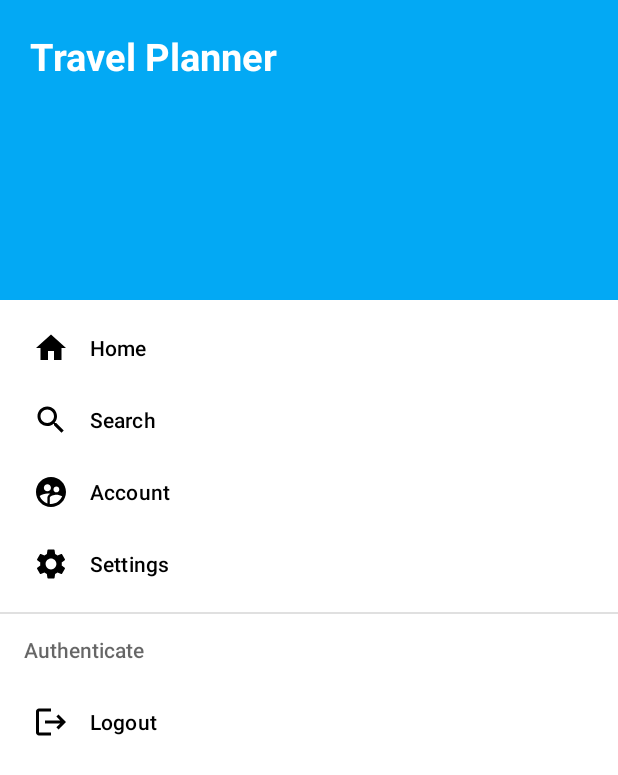
After one commit to adamregan53/TravelPlanner, an Android app: the layout navigation_view.xml on its own in the app's theme, with its tools: preview values and no code run, on a phone screen of 412 x 824 dp. The commit adds this screen. Shown: the top 775 px of the screen. Run offline under Robolectric (Android 15) with nearby library versions, the phone set to English and light mode, and no system bars.

Commit message:
Basic Toggle Drawer Menu

```diff
--- /dev/null
+++ b/app/src/main/java/com/example/travelplanner/ApplicationComponents.java
@@ -0,0 +1,5 @@
+package com.example.travelplanner;
+
+public class ApplicationComponents {
+
+}
--- a/app/src/main/java/com/example/travelplanner/PlaceActivity.kt
+++ b/app/src/main/java/com/example/travelplanner/PlaceActivity.kt
@@ -41,7 +41,7 @@ class PlaceActivity : AppCompatActivity() {
     private lateinit var placeTypesArray: ArrayList<String>
     private lateinit var placeAddress: String
     private lateinit var placeDetail: PlaceDetails
-    lateinit var placeDetailsArray: ArrayList<PlaceDetails>
+    private lateinit var placeDetailsArray: ArrayList<PlaceDetails>
 
     @SuppressLint("SuspiciousIndentation")
     override fun onCreate(savedInstanceState: Bundle?) {
--- /dev/null
+++ b/app/src/main/res/drawable/ic_baseline_home_24.xml
@@ -0,0 +1,5 @@
+<vector android:height="24dp" android:tint="#000000"
+    android:viewportHeight="24" android:viewportWidth="24"
+    android:width="24dp" xmlns:android="http://schemas.android.com/apk/res/android">
+    <path android:fillColor="@android:color/white" android:pathData="M10,20v-6h4v6h5v-8h3L12,3 2,12h3v8z"/>
+</vector>
--- /dev/null
+++ b/app/src/main/res/drawable/ic_baseline_logout_24.xml
@@ -0,0 +1,5 @@
+<vector android:autoMirrored="true" android:height="24dp"
+    android:tint="#000000" android:viewportHeight="24"
+    android:viewportWidth="24" android:width="24dp" xmlns:android="http://schemas.android.com/apk/res/android">
+    <path android:fillColor="@android:color/white" android:pathData="M17,7l-1.41,1.41L18.17,11H8v2h10.17l-2.58,2.58L17,17l5,-5zM4,5h8V3H4c-1.1,0 -2,0.9 -2,2v14c0,1.1 0.9,2 2,2h8v-2H4V5z"/>
+</vector>
--- /dev/null
+++ b/app/src/main/res/drawable/ic_baseline_search_24.xml
@@ -0,0 +1,5 @@
+<vector android:height="24dp" android:tint="#000000"
+    android:viewportHeight="24" android:viewportWidth="24"
+    android:width="24dp" xmlns:android="http://schemas.android.com/apk/res/android">
+    <path android:fillColor="@android:color/white" android:pathData="M15.5,14h-0.79l-0.28,-0.27C15.41,12.59 16,11.11 16,9.5 16,5.91 13.09,3 9.5,3S3,5.91 3,9.5 5.91,16 9.5,16c1.61,0 3.09,-0.59 4.23,-1.57l0.27,0.28v0.79l5,4.99L20.49,19l-4.99,-5zM9.5,14C7.01,14 5,11.99 5,9.5S7.01,5 9.5,5 14,7.01 14,9.5 11.99,14 9.5,14z"/>
+</vector>
--- /dev/null
+++ b/app/src/main/res/drawable/ic_baseline_settings_24.xml
@@ -0,0 +1,5 @@
+<vector android:height="24dp" android:tint="#000000"
+    android:viewportHeight="24" android:viewportWidth="24"
+    android:width="24dp" xmlns:android="http://schemas.android.com/apk/res/android">
+    <path android:fillColor="@android:color/white" android:pathData="M19.14,12.94c0.04,-0.3 0.06,-0.61 0.06,-0.94c0,-0.32 -0.02,-0.64 -0.07,-0.94l2.03,-1.58c0.18,-0.14 0.23,-0.41 0.12,-0.61l-1.92,-3.32c-0.12,-0.22 -0.37,-0.29 -0.59,-0.22l-2.39,0.96c-0.5,-0.38 -1.03,-0.7 -1.62,-0.94L14.4,2.81c-0.04,-0.24 -0.24,-0.41 -0.48,-0.41h-3.84c-0.24,0 -0.43,0.17 -0.47,0.41L9.25,5.35C8.66,5.59 8.12,5.92 7.63,6.29L5.24,5.33c-0.22,-0.08 -0.47,0 -0.59,0.22L2.74,8.87C2.62,9.08 2.66,9.34 2.86,9.48l2.03,1.58C4.84,11.36 4.8,11.69 4.8,12s0.02,0.64 0.07,0.94l-2.03,1.58c-0.18,0.14 -0.23,0.41 -0.12,0.61l1.92,3.32c0.12,0.22 0.37,0.29 0.59,0.22l2.39,-0.96c0.5,0.38 1.03,0.7 1.62,0.94l0.36,2.54c0.05,0.24 0.24,0.41 0.48,0.41h3.84c0.24,0 0.44,-0.17 0.47,-0.41l0.36,-2.54c0.59,-0.24 1.13,-0.56 1.62,-0.94l2.39,0.96c0.22,0.08 0.47,0 0.59,-0.22l1.92,-3.32c0.12,-0.22 0.07,-0.47 -0.12,-0.61L19.14,12.94zM12,15.6c-1.98,0 -3.6,-1.62 -3.6,-3.6s1.62,-3.6 3.6,-3.6s3.6,1.62 3.6,3.6S13.98,15.6 12,15.6z"/>
+</vector>
--- /dev/null
+++ b/app/src/main/res/drawable/ic_baseline_supervised_user_circle_24.xml
@@ -0,0 +1,5 @@
+<vector android:height="24dp" android:tint="#000000"
+    android:viewportHeight="24" android:viewportWidth="24"
+    android:width="24dp" xmlns:android="http://schemas.android.com/apk/res/android">
+    <path android:fillColor="@android:color/white" android:pathData="M11.99,2c-5.52,0 -10,4.48 -10,10s4.48,10 10,10 10,-4.48 10,-10 -4.48,-10 -10,-10zM15.6,8.34c1.07,0 1.93,0.86 1.93,1.93 0,1.07 -0.86,1.93 -1.93,1.93 -1.07,0 -1.93,-0.86 -1.93,-1.93 -0.01,-1.07 0.86,-1.93 1.93,-1.93zM9.6,6.76c1.3,0 2.36,1.06 2.36,2.36 0,1.3 -1.06,2.36 -2.36,2.36s-2.36,-1.06 -2.36,-2.36c0,-1.31 1.05,-2.36 2.36,-2.36zM9.6,15.89v3.75c-2.4,-0.75 -4.3,-2.6 -5.14,-4.96 1.05,-1.12 3.67,-1.69 5.14,-1.69 0.53,0 1.2,0.08 1.9,0.22 -1.64,0.87 -1.9,2.02 -1.9,2.68zM11.99,20c-0.27,0 -0.53,-0.01 -0.79,-0.04v-4.07c0,-1.42 2.94,-2.13 4.4,-2.13 1.07,0 2.92,0.39 3.84,1.15 -1.17,2.97 -4.06,5.09 -7.45,5.09z"/>
+</vector>
--- /dev/null
+++ b/app/src/main/res/layout/header_menu.xml
@@ -0,0 +1,33 @@
+<?xml version="1.0" encoding="utf-8"?>
+<LinearLayout xmlns:android="http://schemas.android.com/apk/res/android"
+    android:orientation="vertical"
+    android:layout_width="match_parent"
+    android:layout_height="200dp"
+    android:padding="20dp"
+    android:background="#03A9F4">
+
+    <TextView
+        android:layout_width="wrap_content"
+        android:layout_height="wrap_content"
+        android:text="Travel Planner"
+        android:textColor="@color/white"
+        android:textSize="25sp"
+        android:textStyle="bold" />
+
+    <TextView
+        android:layout_width="wrap_content"
+        android:layout_height="wrap_content"
+        android:id="@+id/welcome_name"
+        android:textColor="@color/white"
+        android:textSize="10sp"
+        android:textStyle="bold" />
+
+    <TextView
+        android:layout_width="wrap_content"
+        android:layout_height="wrap_content"
+        android:id="@+id/welcome_email"
+        android:textColor="@color/white"
+        android:textSize="10sp"
+        android:textStyle="bold" />
+
+</LinearLayout>
--- /dev/null
+++ b/app/src/main/res/layout/navigation_view.xml
@@ -0,0 +1,12 @@
+<?xml version="1.0" encoding="utf-8"?>
+<com.google.android.material.navigation.NavigationView xmlns:android="http://schemas.android.com/apk/res/android"
+    android:layout_width="match_parent"
+    android:layout_height="match_parent"
+    xmlns:app="http://schemas.android.com/apk/res-auto"
+    android:id="@+id/navigation_view"
+    app:headerLayout="@layout/header_menu"
+    app:menu="@menu/main_menu"
+    android:fitsSystemWindows="true"
+    android:layout_gravity="start">>
+
+</com.google.android.material.navigation.NavigationView>
--- /dev/null
+++ b/app/src/main/res/menu/main_menu.xml
@@ -0,0 +1,33 @@
+<?xml version="1.0" encoding="utf-8"?>
+<menu xmlns:android="http://schemas.android.com/apk/res/android">
+
+    <group android:checkableBehavior="single">
+
+        <item android:id="@+id/nav_home" android:title="Home"
+            android:icon="@drawable/ic_baseline_home_24" />
+
+        <item android:id="@+id/nav_search" android:title="Search"
+            android:icon="@drawable/ic_baseline_search_24" />
+
+        <item android:id="@+id/nav_account" android:title="Account"
+            android:icon="@drawable/ic_baseline_supervised_user_circle_24" />
+
+        <item android:id="@+id/nav_settings" android:title="Settings"
+            android:icon="@drawable/ic_baseline_settings_24" />
+
+    </group>
+
+    <group android:checkableBehavior="single">
+        <item android:title="Authenticate">
+            <menu>
+                <group>
+                    <item android:id="@+id/nav_logout" android:title="Logout"
+                        android:icon="@drawable/ic_baseline_logout_24" />
+                </group>
+            </menu>
+        </item>
+
+
+    </group>
+
+</menu>
--- a/app/src/main/res/values/strings.xml
+++ b/app/src/main/res/values/strings.xml
@@ -10,4 +10,8 @@
     <string name="invalid_username">Not a valid username</string>
     <string name="invalid_password">Password must be >5 characters</string>
     <string name="login_failed">"Login failed"</string>
+    <string name="menu_Open">Open</string>
+    <string name="close_menu">Close</string>
+    <string name="welcome_name">Welcome %1$s</string>
+    <string name="welcome_email">Signed in as %1$s</string>
 </resources>
```
Also changed, not shown: app/src/main/AndroidManifest.xml (+0 -7 lines), app/src/main/java/com/example/travelplanner/TripsActivity.kt (+60 -3 lines), app/src/main/res/layout/activity_trips.xml (+14 -0 lines).
